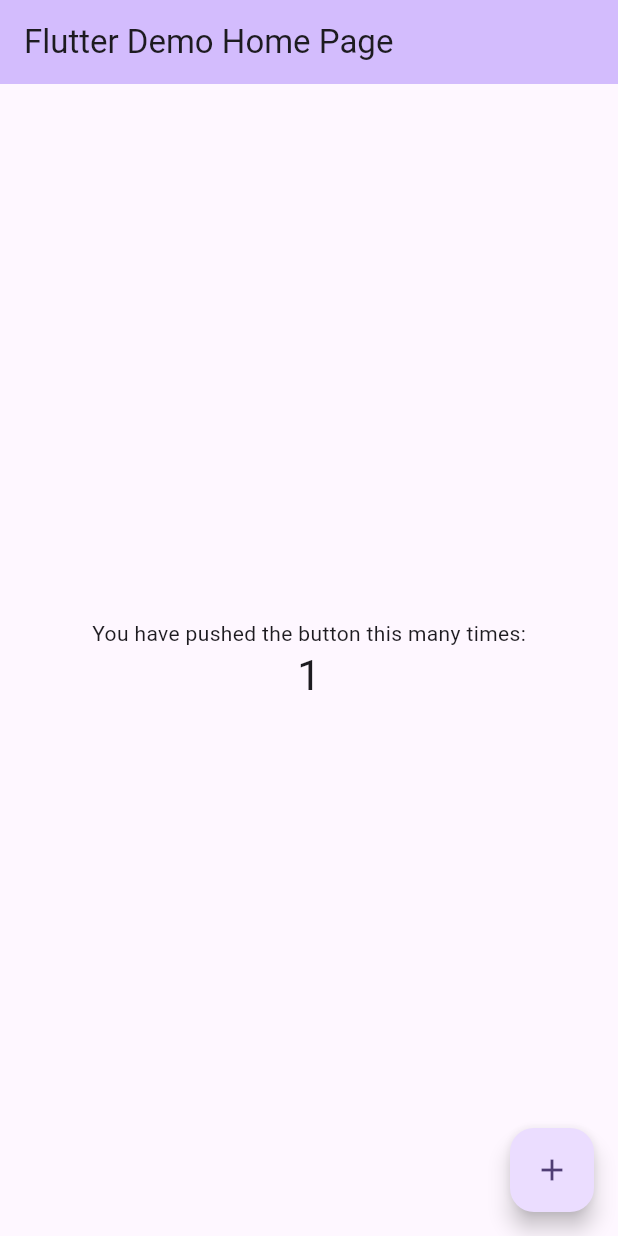
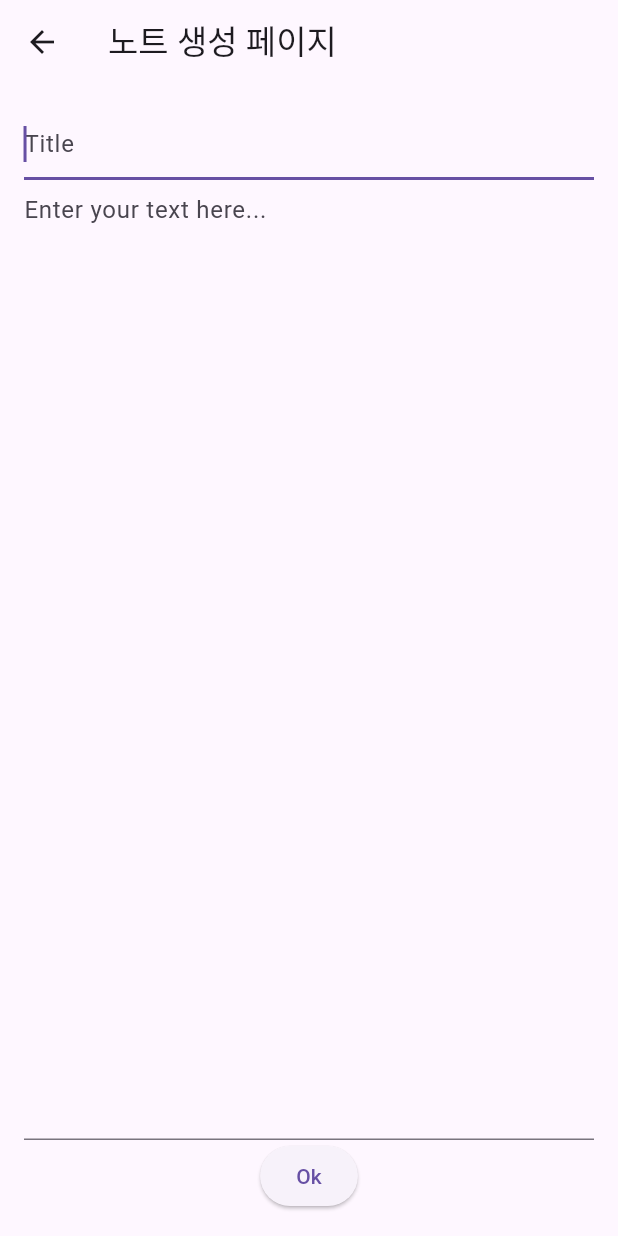
Before and after one commit to Edward-Kwak/test-example, a Flutter app: the screen it shows after launch, after a tap on the "add" icon, on a phone screen of 412 x 824 dp. Run offline on Flutter 3.47's test engine with Material 3 defaults, Android fonts, the phone set to English and light mode, and no system bars; our stand-ins replace flutter_riverpod, freezed_annotation.

Commit message:
Feat: Simple Note App

```diff
--- a/lib/main.dart
+++ b/lib/main.dart
@@ -1,7 +1,9 @@
 import 'package:flutter/material.dart';
+import 'package:flutter_riverpod/flutter_riverpod.dart';
+import 'package:test_example/presentation/home/home_page.dart';
 
 void main() {
-  runApp(const MyApp());
+  runApp(const ProviderScope(child: MyApp()));
 }
 
 class MyApp extends StatelessWidget {
@@ -9,61 +11,9 @@ class MyApp extends StatelessWidget {
 
   @override
   Widget build(BuildContext context) {
-    return MaterialApp(
+    return const MaterialApp(
       title: 'Flutter Demo',
-      theme: ThemeData(
-        colorScheme: ColorScheme.fromSeed(seedColor: Colors.deepPurple),
-        useMaterial3: true,
-      ),
-      home: const MyHomePage(title: 'Flutter Demo Home Page'),
+      home: HomePage(),
     );
   }
 }
-
-class MyHomePage extends StatefulWidget {
-  const MyHomePage({super.key, required this.title});
-
-  final String title;
-
-  @override
-  State<MyHomePage> createState() => _MyHomePageState();
-}
-
-class _MyHomePageState extends State<MyHomePage> {
-  int _counter = 0;
-
-  void _incrementCounter() {
-    setState(() {
-      _counter++;
-    });
-  }
-
-  @override
-  Widget build(BuildContext context) {
-    return Scaffold(
-      appBar: AppBar(
-        backgroundColor: Theme.of(context).colorScheme.inversePrimary,
-        title: Text(widget.title),
-      ),
-      body: Center(
-        child: Column(
-          mainAxisAlignment: MainAxisAlignment.center,
-          children: <Widget>[
-            const Text(
-              'You have pushed the button this many times:',
-            ),
-            Text(
-              '$_counter',
-              style: Theme.of(context).textTheme.headlineMedium,
-            ),
-          ],
-        ),
-      ),
-      floatingActionButton: FloatingActionButton(
-        onPressed: _incrementCounter,
-        tooltip: 'Increment',
-        child: const Icon(Icons.add),
-      ), // This trailing comma makes auto-formatting nicer for build methods.
-    );
-  }
-}
--- /dev/null
+++ b/lib/presentation/home/home_page.dart
@@ -0,0 +1,65 @@
+import 'package:flutter/material.dart';
+import 'package:flutter_riverpod/flutter_riverpod.dart';
+import 'package:test_example/presentation/home/provider/note_state_provider.dart';
+import 'package:test_example/presentation/note/note_page.dart';
+import 'package:test_example/presentation/note_edit/note_edit_page.dart';
+
+class HomePage extends ConsumerWidget {
+  const HomePage({super.key});
+
+  @override
+  Widget build(BuildContext context, WidgetRef ref) {
+    final noteState = ref.watch(noteStateProvider);
+
+    return SafeArea(
+      child: Scaffold(
+        appBar: AppBar(title: const Text('홈')),
+        body: ListView.separated(
+          itemCount: noteState.notes.length,
+          itemBuilder: (context, index) {
+            final note = noteState.notes[index];
+            return Dismissible(
+              key: ValueKey('$index'),
+              child: ListTile(
+                title: Text(note.title),
+                subtitle: Text(note.body),
+                trailing: IconButton(
+                  icon: const Icon(Icons.edit),
+                  onPressed: () {
+                    Navigator.push(
+                      context,
+                      MaterialPageRoute(
+                        builder: (context) => NoteEditPage(
+                          note: note,
+                          edit: ref.read(noteStateProvider.notifier).updateNote,
+                        ),
+                      ),
+                    );
+                  },
+                ),
+              ),
+              onDismissed: (dismissDirection) {
+                ref.read(noteStateProvider.notifier).deleteNote(note.id);
+              },
+            );
+          },
+          separatorBuilder: (context, index) => const SizedBox(height: 8),
+        ),
+        floatingActionButton: FloatingActionButton(
+          onPressed: () {
+            Navigator.push(
+              context,
+              MaterialPageRoute(
+                builder: (context) => NotePage(
+                  create: ref.read(noteStateProvider.notifier).createNote,
+                ),
+              ),
+            );
+          },
+          tooltip: 'Add',
+          child: const Icon(Icons.add),
+        ),
+      ),
+    );
+  }
+}
--- /dev/null
+++ b/lib/presentation/home/provider/note_state_provider.dart
@@ -0,0 +1,7 @@
+import 'package:flutter_riverpod/flutter_riverpod.dart';
+import 'package:test_example/data/model/note.dart';
+import 'package:test_example/presentation/home/provider/state/note_state.dart';
+
+final noteStateProvider = StateNotifierProvider<NoteState, NoteList>((ref) {
+  return NoteState();
+});
--- /dev/null
+++ b/lib/presentation/home/provider/state/note_state.dart
@@ -0,0 +1,30 @@
+import 'package:flutter_riverpod/flutter_riverpod.dart';
+import 'package:test_example/data/model/note.dart';
+
+class NoteState extends StateNotifier<NoteList> {
+  NoteState() : super(NoteList(notes: []));
+
+  int _autoIncrementId = 0;
+
+  void createNote({required String title, required String body}) {
+    state = state.copyWith(
+      notes: [
+        ...state.notes,
+        Note(
+          id: _autoIncrementId++,
+          title: title,
+          body: body,
+        ),
+      ],
+    );
+  }
+
+  void deleteNote(int id) {
+    state = state.copyWith(notes: state.notes.where((element) => element.id != id).toList());
+  }
+
+  void updateNote({required int id, String? title, String? body}) {
+    state = state.copyWith(
+        notes: state.notes.map((e) => e.id == id ? e.copyWith(title: title ?? e.title, body: body ?? e.body) : e).toList());
+  }
+}
--- /dev/null
+++ b/lib/presentation/note/note_page.dart
@@ -0,0 +1,54 @@
+import 'package:flutter/material.dart';
+
+class NotePage extends StatelessWidget {
+  const NotePage({
+    super.key,
+    required this.create,
+  });
+
+  final void Function({required String title, required String body}) create;
+
+  @override
+  Widget build(BuildContext context) {
+    final titleController = TextEditingController();
+    final bodyController = TextEditingController();
+
+    return Scaffold(
+      appBar: AppBar(
+        title: const Text('노트 생성 페이지'),
+      ),
+      body: Padding(
+        padding: const EdgeInsets.all(16.0),
+        child: Column(
+          children: [
+            TextField(
+              key: const ValueKey('title'),
+              controller: titleController,
+              autofocus: true,
+              decoration: const InputDecoration(hintText: 'Title'),
+            ),
+            Expanded(
+              child: TextField(
+                key: const ValueKey('body'),
+                controller: bodyController,
+                keyboardType: TextInputType.multiline,
+                maxLines: 500,
+                decoration: const InputDecoration(hintText: 'Enter your text here...'),
+              ),
+            ),
+            ElevatedButton(
+              child: const Text('Ok'),
+              onPressed: () {
+                create(
+                  title: titleController.text,
+                  body: bodyController.text,
+                );
+                Navigator.pop(context);
+              },
+            )
+          ],
+        ),
+      ),
+    );
+  }
+}
```
Also changed, not shown: lib/data/model/note.dart (added, +17 -0 lines), lib/presentation/note_edit/note_edit_page.dart (added, +58 -0 lines), lib/data/model/note.freezed.dart (added), 3 other files.
